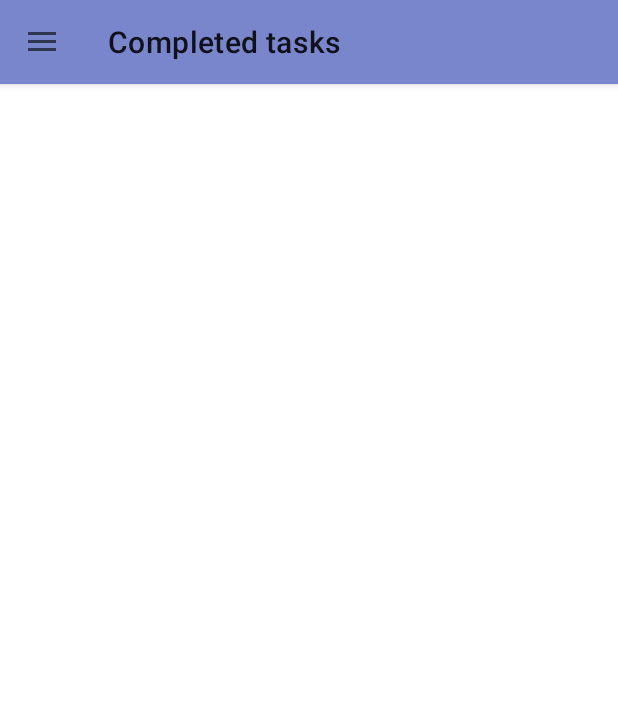
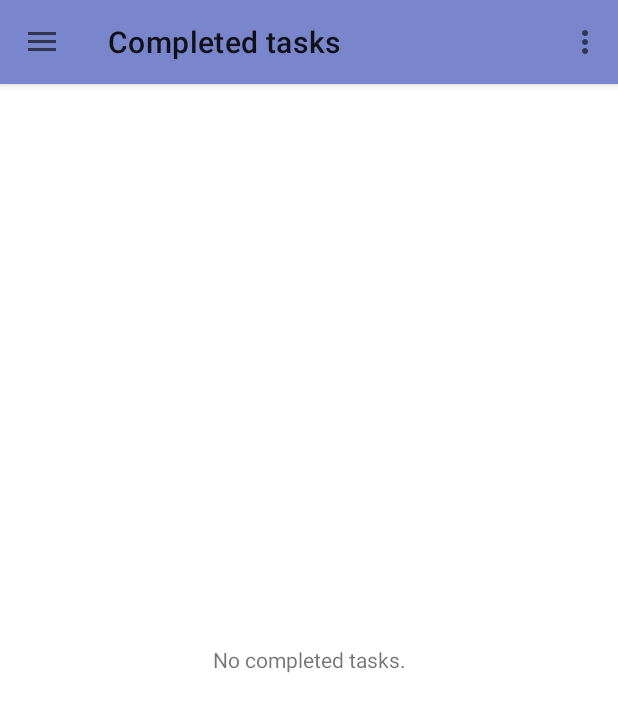
Before and after one commit to mskwak32/toy-todo, an Android app: the CompletedFragment screen opened through its navigation route, on a phone screen of 412 x 824 dp. Shown: the top 712 px of the screen. Run offline under Robolectric (Android 15) with nearby library versions, the phone set to English and light mode, and no system bars; our stand-ins replace Dagger/Hilt's generated code, data binding, navigation-ui.

Commit message:
complete fragment 작성

```diff
--- a/app/src/main/java/com/mskwak/toy_todo/ui/completed/CompletedFragment.kt
+++ b/app/src/main/java/com/mskwak/toy_todo/ui/completed/CompletedFragment.kt
@@ -1,24 +1,88 @@
 package com.mskwak.toy_todo.ui.completed
 
 import android.os.Bundle
-import android.view.LayoutInflater
-import android.view.View
-import android.view.ViewGroup
+import android.view.*
 import androidx.fragment.app.Fragment
+import androidx.fragment.app.viewModels
+import androidx.navigation.fragment.findNavController
+import com.google.android.material.snackbar.Snackbar
+import com.mskwak.toy_todo.R
 import com.mskwak.toy_todo.databinding.FragmentCompletedBinding
+import com.mskwak.toy_todo.ui.home.EDIT_TASK_RESULT_KEY
+import com.mskwak.toy_todo.ui.home.HomeViewModel
+import com.mskwak.toy_todo.ui.home.ListItemDecoration
+import com.mskwak.toy_todo.ui.home.TaskAdapter
+import com.mskwak.toy_todo.util.setupSnackbar
+import com.mskwak.toy_todo.util.showSnackbar
 import dagger.hilt.android.AndroidEntryPoint
+import javax.inject.Inject
 
 @AndroidEntryPoint
 class CompletedFragment : Fragment() {
     private lateinit var binding: FragmentCompletedBinding
 
+    @Inject
+    internal lateinit var viewModelAssistedFactory: HomeViewModel.HomeViewModelAssistedFactory
+    private val viewModel by viewModels<HomeViewModel> {
+        HomeViewModel.provideFactory(viewModelAssistedFactory, isActiveTasks = false)
+    }
+    private val adapter: TaskAdapter by lazy { TaskAdapter(viewModel) }
+
     override fun onCreateView(
         inflater: LayoutInflater,
         container: ViewGroup?,
         savedInstanceState: Bundle?
-    ): View? {
-        binding = FragmentCompletedBinding.inflate(inflater, container, false)
+    ): View {
+        binding = FragmentCompletedBinding.inflate(inflater, container, false).apply {
+            viewModel = this@CompletedFragment.viewModel
+            lifecycleOwner = viewLifecycleOwner
+            recyclerView.addItemDecoration(ListItemDecoration())
+            adapter = this@CompletedFragment.adapter
+        }
+        setHasOptionsMenu(true)
         return binding.root
     }
 
+    override fun onViewCreated(view: View, savedInstanceState: Bundle?) {
+        super.onViewCreated(view, savedInstanceState)
+        setupSnacbar()
+        initObserver()
+    }
+
+    private fun initObserver() {
+        viewModel.tasks.observe(viewLifecycleOwner) {
+            adapter.submitList(it)
+            viewModel.isEmptyList.value = it.isEmpty()
+        }
+        viewModel.openDetailEvent.observe(viewLifecycleOwner) {
+            navigateToTaskDetail(it)
+        }
+        findNavController().currentBackStackEntry?.savedStateHandle
+            ?.getLiveData<Int>(EDIT_TASK_RESULT_KEY)?.observe(viewLifecycleOwner) {
+                view?.showSnackbar(getString(it), Snackbar.LENGTH_LONG)
+            }
+    }
+
+    private fun setupSnacbar() {
+        view?.setupSnackbar(viewLifecycleOwner, viewModel.snacbarMessage, Snackbar.LENGTH_LONG)
+    }
+
+    override fun onCreateOptionsMenu(menu: Menu, inflater: MenuInflater) {
+        inflater.inflate(R.menu.completed_fragment_menu, menu)
+    }
+
+    override fun onOptionsItemSelected(item: MenuItem): Boolean {
+        return if (item.itemId == R.id.menu_deleteCompletedTask) {
+            viewModel.clearCompletedTasks()
+            true
+        } else {
+            false
+        }
+    }
+
+    private fun navigateToTaskDetail(taskId: Long) {
+        val action = CompletedFragmentDirections.actionCompletedFragmentToDetailFragment(taskId)
+        findNavController().navigate(action)
+    }
+
 }
--- a/app/src/main/java/com/mskwak/toy_todo/ui/completed/CompletedViewModel.kt
+++ /dev/null
@@ -1,6 +0,0 @@
-package com.mskwak.toy_todo.ui.completed
-
-import androidx.lifecycle.ViewModel
-
-
-class CompletedViewModel : ViewModel()
--- a/app/src/main/java/com/mskwak/toy_todo/ui/home/HomeFragment.kt
+++ b/app/src/main/java/com/mskwak/toy_todo/ui/home/HomeFragment.kt
@@ -11,11 +11,17 @@ import com.mskwak.toy_todo.databinding.FragmentHomeBinding
 import com.mskwak.toy_todo.util.setupSnackbar
 import com.mskwak.toy_todo.util.showSnackbar
 import dagger.hilt.android.AndroidEntryPoint
+import javax.inject.Inject
 
 @AndroidEntryPoint
 class HomeFragment : Fragment() {
     private lateinit var binding: FragmentHomeBinding
-    private val viewModel: HomeViewModel by viewModels()
+
+    @Inject
+    internal lateinit var viewModelAssistedFactory: HomeViewModel.HomeViewModelAssistedFactory
+    private val viewModel by viewModels<HomeViewModel> {
+        HomeViewModel.provideFactory(viewModelAssistedFactory, isActiveTasks = true)
+    }
     private val adapter: TaskAdapter by lazy { TaskAdapter(viewModel) }
 
     override fun onCreateView(
@@ -40,7 +46,7 @@ class HomeFragment : Fragment() {
     }
 
     private fun initObserver() {
-        viewModel.activeTasks.observe(viewLifecycleOwner) {
+        viewModel.tasks.observe(viewLifecycleOwner) {
             adapter.submitList(it)
             viewModel.isEmptyList.value = it.isEmpty()
         }
--- a/app/src/main/java/com/mskwak/toy_todo/ui/home/HomeViewModel.kt
+++ b/app/src/main/java/com/mskwak/toy_todo/ui/home/HomeViewModel.kt
@@ -1,22 +1,20 @@
 package com.mskwak.toy_todo.ui.home
 
-import androidx.annotation.StringRes
-import androidx.lifecycle.LiveData
-import androidx.lifecycle.MutableLiveData
-import androidx.lifecycle.ViewModel
-import androidx.lifecycle.viewModelScope
+import androidx.lifecycle.*
 import com.mskwak.toy_todo.R
 import com.mskwak.toy_todo.data.TaskRepository
 import com.mskwak.toy_todo.model.Task
 import com.mskwak.toy_todo.util.SingleLiveEvent
-import dagger.hilt.android.lifecycle.HiltViewModel
+import dagger.assisted.Assisted
+import dagger.assisted.AssistedFactory
+import dagger.assisted.AssistedInject
 import kotlinx.coroutines.delay
 import kotlinx.coroutines.launch
-import javax.inject.Inject
 
-@HiltViewModel
-class HomeViewModel @Inject constructor(
-    private val repository: TaskRepository
+
+class HomeViewModel @AssistedInject constructor(
+    private val repository: TaskRepository,
+    @Assisted private val isActiveTasks: Boolean
 ) : ViewModel() {
 
     val isEmptyList = MutableLiveData(false)
@@ -27,7 +25,11 @@ class HomeViewModel @Inject constructor(
     private val _openDetailEvent = SingleLiveEvent<Long>()
     val openDetailEvent: LiveData<Long> = _openDetailEvent
 
-    val activeTasks = repository.observeActiveTasks()
+    var tasks: LiveData<List<Task>> = if (isActiveTasks) {
+        repository.observeActiveTasks()
+    } else {
+        repository.observeCompletedTasks()
+    }
 
     fun openDetail(task: Task) {
         _openDetailEvent.value = task.id
@@ -37,12 +39,37 @@ class HomeViewModel @Inject constructor(
         viewModelScope.launch {
             delay(1000)
             repository.updateCompleted(task.id, completed)
-            _snacbarMessage.postValue(R.string.message_marked_complete)
+            val stringId = if (completed) {
+                R.string.message_marked_complete
+            } else {
+                R.string.message_marked_active
+            }
+            _snacbarMessage.value = stringId
         }
     }
 
-    fun showEditResultMessage(@StringRes stringId: Int) {
-        _snacbarMessage.value = stringId
+    fun clearCompletedTasks() {
+        viewModelScope.launch {
+            repository.deleteCompletedTasks()
+            _snacbarMessage.value = R.string.message_completed_tasks_cleared
+        }
+    }
+
+    @AssistedFactory
+    interface HomeViewModelAssistedFactory {
+        fun create(isActiveTasks: Boolean): HomeViewModel
+    }
+
+    companion object {
+        @Suppress("UNCHECKED_CAST")
+        fun provideFactory(
+            assistedFactory: HomeViewModelAssistedFactory,
+            isActiveTasks: Boolean
+        ): ViewModelProvider.Factory = object : ViewModelProvider.Factory {
+            override fun <T : ViewModel> create(modelClass: Class<T>): T {
+                return assistedFactory.create(isActiveTasks) as T
+            }
+        }
     }
 }
 
--- a/app/src/main/res/layout/fragment_completed.xml
+++ b/app/src/main/res/layout/fragment_completed.xml
@@ -1,9 +1,43 @@
 <?xml version="1.0" encoding="utf-8"?>
-<layout xmlns:android="http://schemas.android.com/apk/res/android">
+<layout xmlns:android="http://schemas.android.com/apk/res/android"
+    xmlns:app="http://schemas.android.com/apk/res-auto"
+    xmlns:tools="http://schemas.android.com/tools">
+
+    <data>
+
+        <import type="android.view.View" />
+
+        <variable
+            name="viewModel"
+            type="com.mskwak.toy_todo.ui.home.HomeViewModel" />
+
+        <variable
+            name="adapter"
+            type="com.mskwak.toy_todo.ui.home.TaskAdapter" />
+    </data>
 
     <androidx.constraintlayout.widget.ConstraintLayout
         android:layout_width="match_parent"
-        android:layout_height="match_parent">
+        android:layout_height="match_parent"
+        android:padding="16dp">
+
+        <androidx.recyclerview.widget.RecyclerView
+            android:id="@+id/recyclerView"
+            android:layout_width="match_parent"
+            android:layout_height="match_parent"
+            android:adapter="@{adapter}"
+            android:paddingTop="20dp"
+            android:visibility="@{viewModel.isEmptyList? View.GONE : View.VISIBLE}"
+            app:layoutManager="androidx.recyclerview.widget.LinearLayoutManager"
+            tools:listitem="@layout/layout_task_item" />
+
+        <TextView
+            android:id="@+id/emptyText"
+            android:layout_width="match_parent"
+            android:layout_height="match_parent"
+            android:gravity="center"
+            android:text="@string/no_completed_tasks"
+            android:visibility="@{viewModel.isEmptyList? View.VISIBLE : View.GONE}" />
 
 
     </androidx.constraintlayout.widget.ConstraintLayout>
--- a/app/src/main/res/navigation/nav_graph.xml
+++ b/app/src/main/res/navigation/nav_graph.xml
@@ -47,6 +47,11 @@
     <fragment
         android:id="@+id/CompletedFragmentDest"
         android:name="com.mskwak.toy_todo.ui.completed.CompletedFragment"
-        android:label="@string/label_complete" />
+        android:label="@string/label_complete" >
+
+        <action
+            android:id="@+id/action_completedFragment_to_detailFragment"
+            app:destination="@id/detailFragmentDest"/>
+    </fragment>
 
 </navigation>
```
